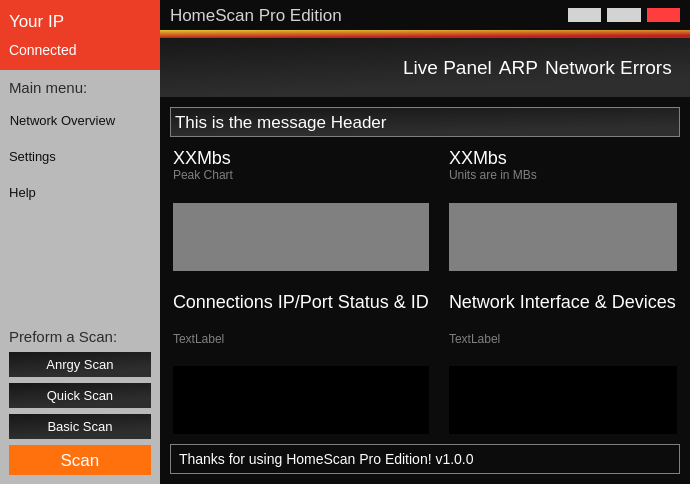
hunterjreid/HomeScan, file mainwindow.ui: the form before one commit.
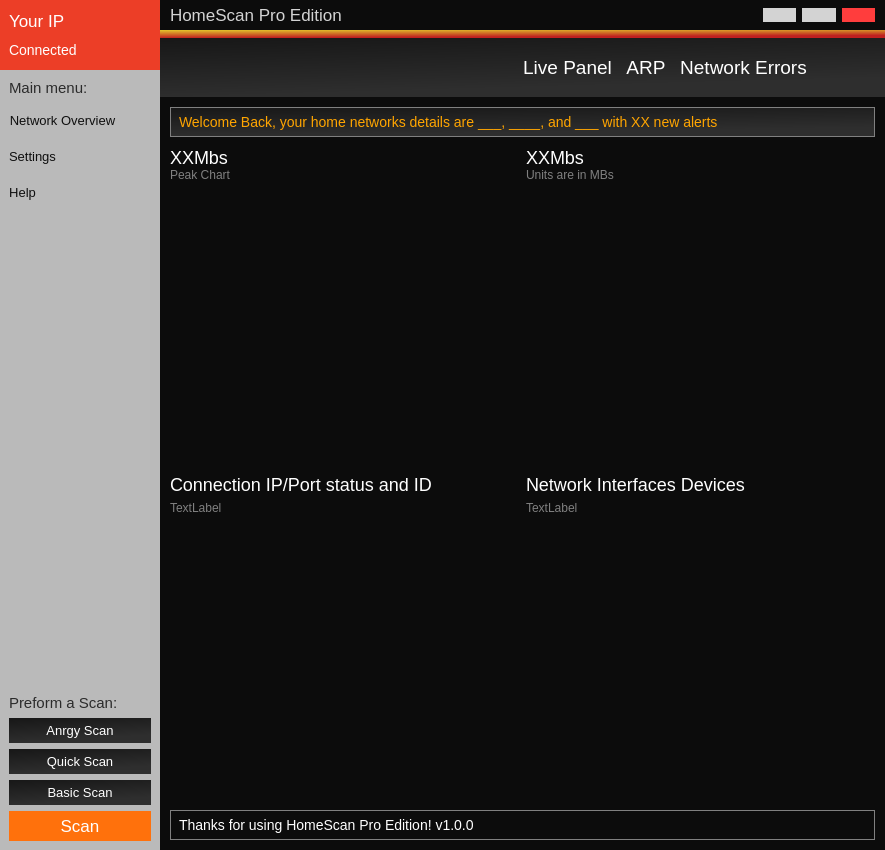
The form after the commit. Icons and pictures are not drawn. Custom widgets are drawn as their Qt base class.

Commit message: clean mainwindow remove white bars / Fix the two listwidgets on main screen

```diff
--- a/mainwindow.ui
+++ b/mainwindow.ui
@@ -6,8 +6,8 @@
    <rect>
     <x>0</x>
     <y>0</y>
-    <width>690</width>
-    <height>448</height>
+    <width>885</width>
+    <height>850</height>
    </rect>
   </property>
   <property name="windowTitle">
@@ -790,10 +790,15 @@
 color:white;font-size:17px;
 margin:10px;
 
-background-color: qlineargradient(spread:pad, x1:0, y1:0, x2:0.306, y2:0.909091, stop:0 rgba(23, 23, 23, 255), stop:1 rgba(46, 46, 46, 255));</string>
+background-color: qlineargradient(spread:pad, x1:0, y1:0, x2:0.306, y2:0.909091, stop:0 rgba(23, 23, 23, 255), stop:1 rgba(46, 46, 46, 255));
+
+
+color:orange;font-size:14px;
+padding:5px;
+margin:10px;</string>
             </property>
             <property name="text">
-             <string>This is the message Header</string>
+             <string>Welcome Back, your home networks details are ___, ____, and ___ with XX new alerts</string>
             </property>
            </widget>
           </item>
@@ -808,35 +813,21 @@
          <property name="frameShadow">
           <enum>QFrame::Raised</enum>
          </property>
-         <layout class="QHBoxLayout" name="horizontalLayout_16">
-          <property name="spacing">
-           <number>0</number>
-          </property>
-          <property name="leftMargin">
-           <number>10</number>
-          </property>
-          <property name="topMargin">
-           <number>0</number>
-          </property>
-          <property name="rightMargin">
-           <number>0</number>
-          </property>
-          <property name="bottomMargin">
-           <number>0</number>
-          </property>
-          <item>
            <layout class="QHBoxLayout" name="horizontalLayout_2">
-            <property name="spacing">
-             <number>20</number>
-            </property>
             <property name="leftMargin">
-             <number>3</number>
+           <number>10</number>
+          </property>
+          <property name="topMargin">
+           <number>0</number>
             </property>
             <property name="rightMargin">
-             <number>13</number>
+           <number>10</number>
+          </property>
+          <property name="bottomMargin">
+           <number>0</number>
             </property>
             <item>
-             <layout class="QVBoxLayout" name="verticalLayout_8">
+           <layout class="QVBoxLayout" name="verticalLayout_14">
               <item>
                <layout class="QHBoxLayout" name="horizontalLayout_13">
                 <property name="spacing">
@@ -1018,29 +1009,33 @@
                  </size>
                 </property>
                 <property name="styleSheet">
-                 <string notr="true">background:grey;margin:0px;</string>
+               <string notr="true">background: (12,12,12);margin:0px;</string>
                 </property>
                </widget>
               </item>
+            <item>
+             <layout class="QVBoxLayout" name="verticalLayout_11">
               <item>
                <widget class="QLabel" name="label_11">
                 <property name="styleSheet">
                  <string notr="true">color:white;font-size:18px;background:none;margin:0px;</string>
                 </property>
                 <property name="text">
-                 <string>Connections IP/Port Status &amp; ID</string>
+                 <string>Connection IP/Port status and ID</string>
                 </property>
                </widget>
               </item>
               <item>
                <widget class="QLabel" name="label_13">
                 <property name="styleSheet">
-                 <string notr="true">color:grey;</string>
+                 <string notr="true">color:grey;background:none;margin:0px;</string>
                 </property>
                 <property name="text">
                  <string>TextLabel</string>
                 </property>
                </widget>
+              </item>
+             </layout>
               </item>
               <item>
                <widget class="QTableWidget" name="tableWidget">
@@ -1053,8 +1048,8 @@
                 <property name="styleSheet">
                  <string notr="true">font-size:10px;
 padding:0px;
-background: black;
-color:lightgrey;
+background: (12,12,12);
+color:white;
 margin:0px;</string>
                 </property>
                 <property name="verticalScrollBarPolicy">
@@ -1069,6 +1064,15 @@
                 <attribute name="horizontalHeaderVisible">
                  <bool>false</bool>
                 </attribute>
+              <attribute name="horizontalHeaderHighlightSections">
+               <bool>false</bool>
+              </attribute>
+              <attribute name="verticalHeaderVisible">
+               <bool>true</bool>
+              </attribute>
+              <attribute name="verticalHeaderHighlightSections">
+               <bool>false</bool>
+              </attribute>
                 <column>
                  <property name="text">
                   <string>Status</string>
@@ -1094,7 +1098,7 @@
              </layout>
             </item>
             <item>
-             <layout class="QVBoxLayout" name="verticalLayout_11">
+           <layout class="QVBoxLayout" name="verticalLayout_13">
               <item>
                <layout class="QHBoxLayout" name="horizontalLayout_6">
                 <property name="spacing">
@@ -1276,29 +1280,33 @@
                  </size>
                 </property>
                 <property name="styleSheet">
-                 <string notr="true">background:grey;margin:0px;</string>
+               <string notr="true">background: (12,12,12);margin:0px;</string>
                 </property>
                </widget>
               </item>
+            <item>
+             <layout class="QVBoxLayout" name="verticalLayout_8">
               <item>
                <widget class="QLabel" name="label_12">
                 <property name="styleSheet">
                  <string notr="true">color:white;font-size:18px;background:none;margin:0px;</string>
                 </property>
                 <property name="text">
-                 <string>Network Interface &amp; Devices</string>
+                 <string>Network Interfaces Devices</string>
                 </property>
                </widget>
               </item>
               <item>
                <widget class="QLabel" name="label_14">
                 <property name="styleSheet">
-                 <string notr="true">color:grey;</string>
+                 <string notr="true">color:grey;background:none;margin:0px;</string>
                 </property>
                 <property name="text">
                  <string>TextLabel</string>
                 </property>
                </widget>
+              </item>
+             </layout>
               </item>
               <item>
                <widget class="QTableWidget" name="tableWidget_2">
@@ -1311,8 +1319,8 @@
                 <property name="styleSheet">
                  <string notr="true">font-size:10px;
 padding:0px;
-background: black;
-color:lightgrey;
+background: (12,12,12);
+color:white;
 margin:0px;</string>
                 </property>
                 <property name="verticalScrollBarPolicy">
@@ -1345,8 +1353,6 @@
                  </property>
                 </column>
                </widget>
-              </item>
-             </layout>
             </item>
            </layout>
           </item>
```
Lines whose indentation alone changed are shown as unchanged. The commit also changes 2 other files.
